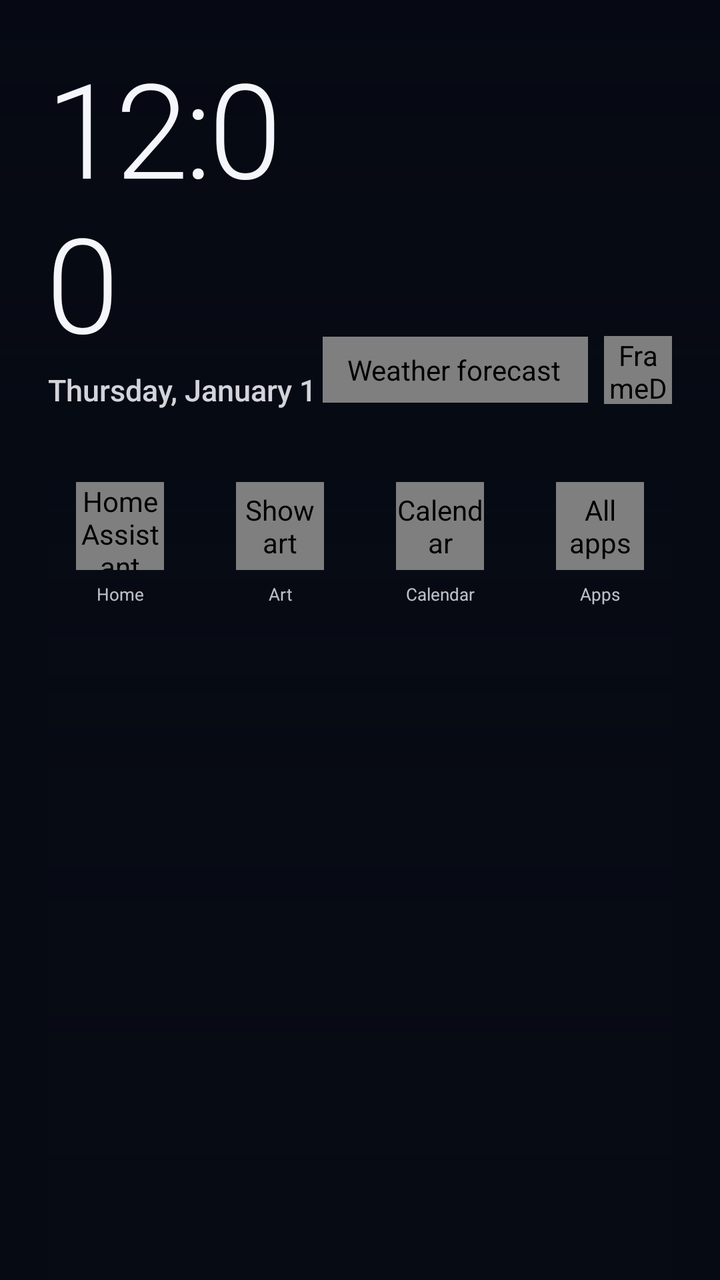
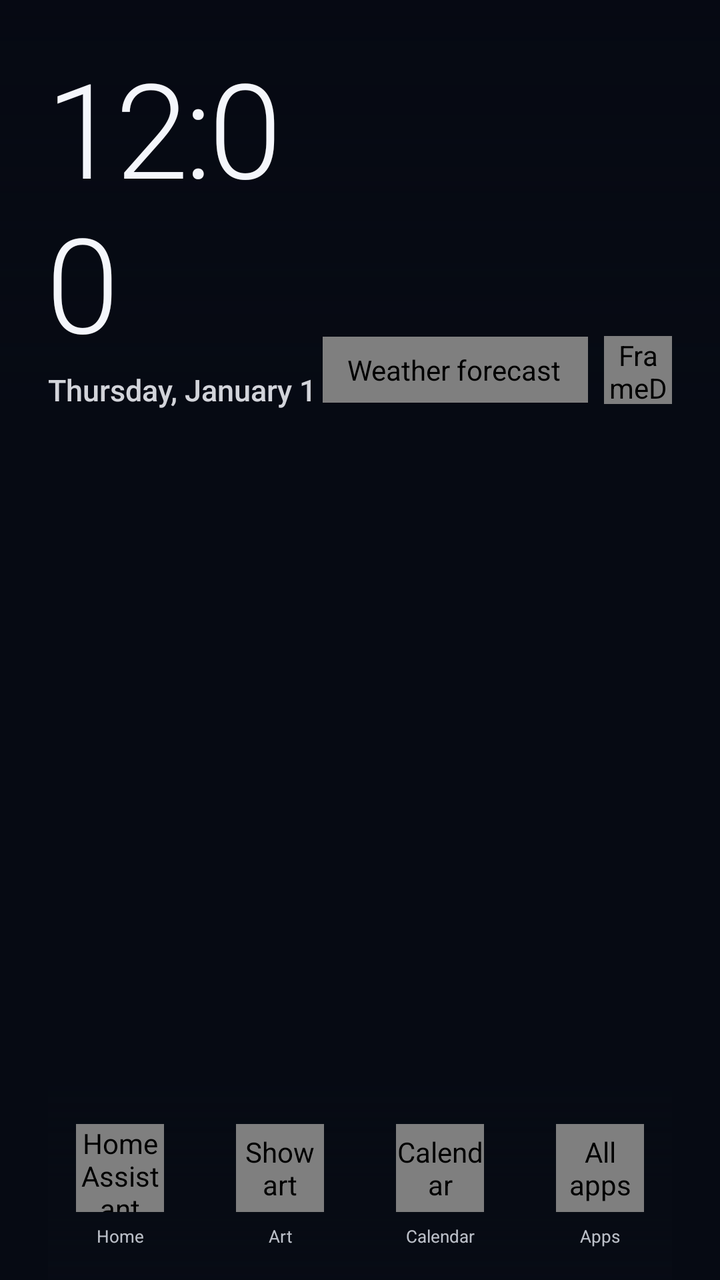

The first picture is an Android layout as it rendered before a commit; the second is the same layout after the commit. The layout source and the unified diff follow.
<!-- AndroidManifest.xml: activity theme AppTheme.Fullscreen -->
<!-- res/layout/activity_main.xml -->
<?xml version="1.0" encoding="utf-8"?>
<FrameLayout xmlns:android="http://schemas.android.com/apk/res/android"
    xmlns:app="http://schemas.android.com/apk/res-auto"
    android:id="@+id/root"
    android:layout_width="match_parent"
    android:layout_height="match_parent"
    android:background="#FF070B14">

    <ImageView
        android:id="@+id/wallpaper"
        android:layout_width="match_parent"
        android:layout_height="match_parent"
        android:importantForAccessibility="no"
        android:scaleType="fitXY" />

    <View
        android:id="@+id/dim"
        android:layout_width="match_parent"
        android:layout_height="match_parent"
        android:background="#2E050812" />

    <View
        android:layout_width="match_parent"
        android:layout_height="210dp"
        android:background="@drawable/scrim_top" />

    <LinearLayout
        android:id="@+id/content"
        android:layout_width="match_parent"
        android:layout_height="match_parent"
        android:orientation="vertical"
        android:paddingStart="24dp"
        android:paddingTop="28dp"
        android:paddingEnd="24dp">

        
        <LinearLayout
            android:layout_width="match_parent"
            android:layout_height="wrap_content"
            android:gravity="bottom"
            android:orientation="horizontal">

            <LinearLayout
                android:layout_width="0dp"
                android:layout_height="wrap_content"
                android:layout_weight="1"
                android:orientation="vertical">

                <TextClock
                    android:layout_width="wrap_content"
                    android:layout_height="wrap_content"
                    android:fontFamily="sans-serif-light"
                    android:format12Hour="h:mm"
                    android:format24Hour="H:mm"
                    android:includeFontPadding="false"
                    android:letterSpacing="-0.03"
                    android:textColor="#FFF4F6FB"
                    android:textSize="66sp" />

                <TextClock
                    android:layout_width="wrap_content"
                    android:layout_height="wrap_content"
                    android:layout_marginTop="2dp"
                    android:fontFamily="sans-serif-medium"
                    android:format12Hour="EEEE, MMMM d"
                    android:format24Hour="EEEE, d MMMM"
                    android:textColor="#DBF4F6FB"
                    android:textSize="15sp" />
            </LinearLayout>

            <LinearLayout
                android:layout_width="wrap_content"
                android:layout_height="wrap_content"
                android:gravity="end"
                android:orientation="vertical"
                android:paddingBottom="3dp">

                <LinearLayout
                    android:layout_width="wrap_content"
                    android:layout_height="wrap_content"
                    android:gravity="center_vertical"
                    android:orientation="horizontal">

                    
                    <app.framedash.GlassLayout
                        android:id="@+id/weatherCard"
                        android:layout_width="wrap_content"
                        android:layout_height="wrap_content"
                        android:clickable="true"
                        android:contentDescription="Weather forecast"
                        android:focusable="true"
                        android:gravity="center_vertical"
                        android:orientation="horizontal"
                        android:paddingStart="12dp"
                        android:paddingTop="7dp"
                        android:paddingEnd="14dp"
                        android:paddingBottom="7dp"
                        app:glassRadius="18dp">

                        <TextView
                            android:id="@+id/weatherIcon"
                            android:layout_width="wrap_content"
                            android:layout_height="wrap_content"
                            android:includeFontPadding="false"
                            android:text="⛅"
                            android:textSize="26sp" />

                        <LinearLayout
                            android:layout_width="wrap_content"
                            android:layout_height="wrap_content"
                            android:layout_marginStart="8dp"
                            android:orientation="vertical">

                            <TextView
                                android:id="@+id/weatherTemp"
                                android:layout_width="wrap_content"
                                android:layout_height="wrap_content"
                                android:fontFamily="sans-serif-light"
                                android:includeFontPadding="false"
                                android:text="—°"
                                android:textColor="#FFF4F6FB"
                                android:textSize="26sp" />

                            <TextView
                                android:id="@+id/weatherSub"
                                android:layout_width="wrap_content"
                                android:layout_height="wrap_content"
                                android:maxWidth="150dp"
                                android:maxLines="1"
                                android:ellipsize="end"
                                android:text="Weather"
                                android:textColor="#DBF4F6FB"
                                android:textSize="9sp" />
                        </LinearLayout>
                    </app.framedash.GlassLayout>

                    <app.framedash.GlassLayout
                        android:id="@+id/btnSettings"
                        android:layout_width="34dp"
                        android:layout_height="34dp"
                        android:layout_marginStart="8dp"
                        android:clickable="true"
                        android:contentDescription="FrameDash settings"
                        android:focusable="true"
                        android:gravity="center"
                        app:glassPill="true">

                        <ImageView
                            android:layout_width="16dp"
                            android:layout_height="16dp"
                            android:importantForAccessibility="no"
                            android:src="@drawable/ic_settings" />
                    </app.framedash.GlassLayout>
                </LinearLayout>

                <app.framedash.GlassLayout
                    android:id="@+id/creditChip"
                    android:visibility="gone"
                    android:layout_width="wrap_content"
                    android:layout_height="wrap_content"
                    android:layout_marginTop="7dp"
                    android:gravity="center_vertical"
                    android:orientation="horizontal"
                    android:paddingStart="10dp"
                    android:paddingTop="5dp"
                    android:paddingEnd="10dp"
                    android:paddingBottom="5dp"
                    app:glassPill="true">

                    <ImageView
                        android:id="@+id/wifiIcon"
                        android:layout_width="12dp"
                        android:layout_height="12dp"
                        android:contentDescription="Wi-Fi"
                        android:src="@drawable/ic_wifi"
                        android:tint="#FF5ED3C4" />

                    <ImageView
                        android:layout_width="11dp"
                        android:layout_height="11dp"
                        android:layout_marginStart="8dp"
                        android:importantForAccessibility="no"
                        android:src="@drawable/ic_image"
                        android:tint="#DBF4F6FB" />

                    <TextView
                        android:id="@+id/creditText"
                        android:layout_width="wrap_content"
                        android:layout_height="wrap_content"
                        android:layout_marginStart="5dp"
                        android:ellipsize="end"
                        android:maxWidth="190dp"
                        android:maxLines="1"
                        android:textColor="#DBF4F6FB"
                        android:textSize="8.5sp" />
                </app.framedash.GlassLayout>
            </LinearLayout>
        </LinearLayout>

        
        <app.framedash.GlassLayout
            android:id="@+id/updateBannerBox"
            android:layout_width="match_parent"
            android:layout_height="wrap_content"
            android:layout_marginTop="12dp"
            android:clickable="true"
            android:focusable="true"
            android:visibility="gone"
            app:glassRadius="16dp"
            app:glassTint="#992D7FF9">

            <TextView
                android:id="@+id/updateBanner"
                android:layout_width="match_parent"
                android:layout_height="wrap_content"
                android:gravity="center"
                android:minHeight="40dp"
                android:padding="8dp"
                android:textColor="#FFFFFFFF"
                android:textSize="11sp" />
        </app.framedash.GlassLayout>

        
        <ScrollView
            android:layout_width="match_parent"
            android:layout_height="0dp"
            android:layout_marginTop="16dp"
            android:layout_weight="1"
            android:clipToPadding="false"
            android:overScrollMode="never"
            android:paddingBottom="16dp"
            android:scrollbars="none">

            <LinearLayout
                android:id="@+id/todayColumn"
                android:layout_width="match_parent"
                android:layout_height="wrap_content"
                android:orientation="vertical" />
        </ScrollView>

        
        <FrameLayout
            android:layout_width="match_parent"
            android:layout_height="wrap_content"
            android:layout_marginStart="-24dp"
            android:layout_marginEnd="-24dp">

            <View
                android:layout_width="match_parent"
                android:layout_height="match_parent"
                android:background="@drawable/scrim_bottom" />

            <LinearLayout
                android:layout_width="wrap_content"
                android:layout_height="wrap_content"
                android:layout_gravity="center_horizontal"
                android:paddingTop="20dp"
                android:paddingBottom="16dp"
                android:orientation="horizontal">

            <LinearLayout
                android:layout_width="80dp"
                android:layout_height="wrap_content"
                android:gravity="center_horizontal"
                android:orientation="vertical">

                <app.framedash.GlassLayout
                    android:id="@+id/dockHome"
                    android:layout_width="44dp"
                    android:layout_height="44dp"
                    android:clickable="true"
                    android:contentDescription="Home Assistant"
                    android:focusable="true"
                    android:gravity="center"
                    app:glassPill="true">

                    <ImageView
                        android:layout_width="17dp"
                        android:layout_height="17dp"
                        android:importantForAccessibility="no"
                        android:src="@drawable/ic_home" />
                </app.framedash.GlassLayout>

                <TextView
                    style="@style/DockLabel"
                    android:layout_marginTop="6dp"
                    android:text="Home" />
            </LinearLayout>
            <LinearLayout
                android:layout_width="80dp"
                android:layout_height="wrap_content"
                android:gravity="center_horizontal"
                android:orientation="vertical">

                <app.framedash.GlassLayout
                    android:id="@+id/dockArt"
                    android:layout_width="44dp"
                    android:layout_height="44dp"
                    android:clickable="true"
                    android:contentDescription="Show art"
                    android:focusable="true"
                    android:gravity="center"
                    app:glassPill="true">

                    <ImageView
                        android:layout_width="17dp"
                        android:layout_height="17dp"
                        android:importantForAccessibility="no"
                        android:src="@drawable/ic_image" />
                </app.framedash.GlassLayout>

                <TextView
                    style="@style/DockLabel"
                    android:layout_marginTop="6dp"
                    android:text="Art" />
            </LinearLayout>
            <LinearLayout
                android:layout_width="80dp"
                android:layout_height="wrap_content"
                android:gravity="center_horizontal"
                android:orientation="vertical">

                <app.framedash.GlassLayout
                    android:id="@+id/dockCalendar"
                    android:layout_width="44dp"
                    android:layout_height="44dp"
                    android:clickable="true"
                    android:contentDescription="Calendar"
                    android:focusable="true"
                    android:gravity="center"
                    app:glassPill="true">

                    <ImageView
                        android:layout_width="17dp"
                        android:layout_height="17dp"
                        android:importantForAccessibility="no"
                        android:src="@drawable/ic_calendar" />
                </app.framedash.GlassLayout>

                <TextView
                    style="@style/DockLabel"
                    android:layout_marginTop="6dp"
                    android:text="Calendar" />
            </LinearLayout>
            <LinearLayout
                android:layout_width="80dp"
                android:layout_height="wrap_content"
                android:gravity="center_horizontal"
                android:orientation="vertical">

                <app.framedash.GlassLayout
                    android:id="@+id/dockApps"
                    android:layout_width="44dp"
                    android:layout_height="44dp"
                    android:clickable="true"
                    android:contentDescription="All apps"
                    android:focusable="true"
                    android:gravity="center"
                    app:glassPill="true">

                    <ImageView
                        android:layout_width="16dp"
                        android:layout_height="16dp"
                        android:importantForAccessibility="no"
                        android:src="@drawable/ic_apps" />
                </app.framedash.GlassLayout>

                <TextView
                    style="@style/DockLabel"
                    android:layout_marginTop="6dp"
                    android:text="Apps" />
            </LinearLayout>
            </LinearLayout>
        </FrameLayout>
    </LinearLayout>
</FrameLayout>
<!-- resources referenced by this layout -->
<resources>
  <!-- drawable ic_home (drawable) -->
  <?xml version="1.0" encoding="utf-8"?>
  <vector xmlns:android="http://schemas.android.com/apk/res/android"
      android:width="24dp" android:height="24dp"
      android:viewportWidth="24" android:viewportHeight="24">
      <path android:pathData="M3,11L12,3L21,11" android:strokeColor="#FFFFFFFF" android:strokeWidth="1.8" android:strokeLineCap="round" android:strokeLineJoin="round" />
      <path android:pathData="M5,9.5V21H19V9.5" android:strokeColor="#FFFFFFFF" android:strokeWidth="1.8" android:strokeLineCap="round" android:strokeLineJoin="round" />
      <path android:pathData="M10,21v-6h4v6" android:strokeColor="#FFFFFFFF" android:strokeWidth="1.8" android:strokeLineCap="round" android:strokeLineJoin="round" />
  </vector>
  <!-- drawable ic_image (drawable) -->
  <?xml version="1.0" encoding="utf-8"?>
  <vector xmlns:android="http://schemas.android.com/apk/res/android"
      android:width="24dp" android:height="24dp"
      android:viewportWidth="24" android:viewportHeight="24">
      <path android:pathData="M3,20l6,-9l4,6l3,-4l5,7z" android:strokeColor="#FFFFFFFF" android:strokeWidth="1.8" android:strokeLineCap="round" android:strokeLineJoin="round" />
      <path android:pathData="M17,6m-2,0a2,2 0,1 0,4 0a2,2 0,1 0,-4 0" android:strokeColor="#FFFFFFFF" android:strokeWidth="1.8" android:strokeLineCap="round" android:strokeLineJoin="round" />
  </vector>
  <!-- drawable ic_wifi (drawable) -->
  <?xml version="1.0" encoding="utf-8"?>
  <vector xmlns:android="http://schemas.android.com/apk/res/android"
      android:width="24dp" android:height="24dp"
      android:viewportWidth="24" android:viewportHeight="24">
      <path android:pathData="M5,12.55a11,11 0,0 1,14.08 0" android:strokeColor="#FFFFFFFF" android:strokeWidth="2" android:strokeLineCap="round" android:strokeLineJoin="round" />
      <path android:pathData="M1.42,9a16,16 0,0 1,21.16 0" android:strokeColor="#FFFFFFFF" android:strokeWidth="2" android:strokeLineCap="round" android:strokeLineJoin="round" />
      <path android:pathData="M8.53,16.11a6,6 0,0 1,6.95 0" android:strokeColor="#FFFFFFFF" android:strokeWidth="2" android:strokeLineCap="round" android:strokeLineJoin="round" />
      <path android:pathData="M12,20L12.01,20" android:strokeColor="#FFFFFFFF" android:strokeWidth="2.6" android:strokeLineCap="round" android:strokeLineJoin="round" />
  </vector>
  <!-- drawable scrim_bottom (drawable) -->
  <?xml version="1.0" encoding="utf-8"?>
  <shape xmlns:android="http://schemas.android.com/apk/res/android" android:shape="rectangle">
      <gradient
          android:angle="90"
          android:endColor="#00070B14"
          android:startColor="#D9070B14" />
  </shape>
  <!-- drawable scrim_top (drawable) -->
  <?xml version="1.0" encoding="utf-8"?>
  <shape xmlns:android="http://schemas.android.com/apk/res/android" android:shape="rectangle">
      <gradient
          android:angle="270"
          android:endColor="#00050812"
          android:startColor="#8C050812" />
  </shape>
  <style name="DockLabel">
          <item name="android:layout_width">80dp</item>
          <item name="android:layout_height">wrap_content</item>
          <item name="android:gravity">center</item>
          <item name="android:textColor">#CCE8ECF5</item>
          <item name="android:textSize">8.5sp</item>
      </style>
  <style name="AppTheme.Fullscreen">
          <item name="android:windowFullscreen">true</item>
          <item name="android:windowBackground">#FF070B14</item>
      </style>
  <!-- unchanged entries left out for length: 3 -->
</resources>

<!-- the commit's change to res/layout/activity_main.xml (unified diff, before → after) -->
@@ -241,7 +241,7 @@
         
         <FrameLayout
             android:layout_width="match_parent"
-            android:layout_height="wrap_content"
+            android:layout_height="100dp"
             android:layout_marginStart="-24dp"
             android:layout_marginEnd="-24dp">
 
@@ -253,7 +253,7 @@
             <LinearLayout
                 android:layout_width="wrap_content"
                 android:layout_height="wrap_content"
-                android:layout_gravity="center_horizontal"
+                android:layout_gravity="bottom|center_horizontal"
                 android:paddingTop="20dp"
                 android:paddingBottom="16dp"
                 android:orientation="horizontal">
